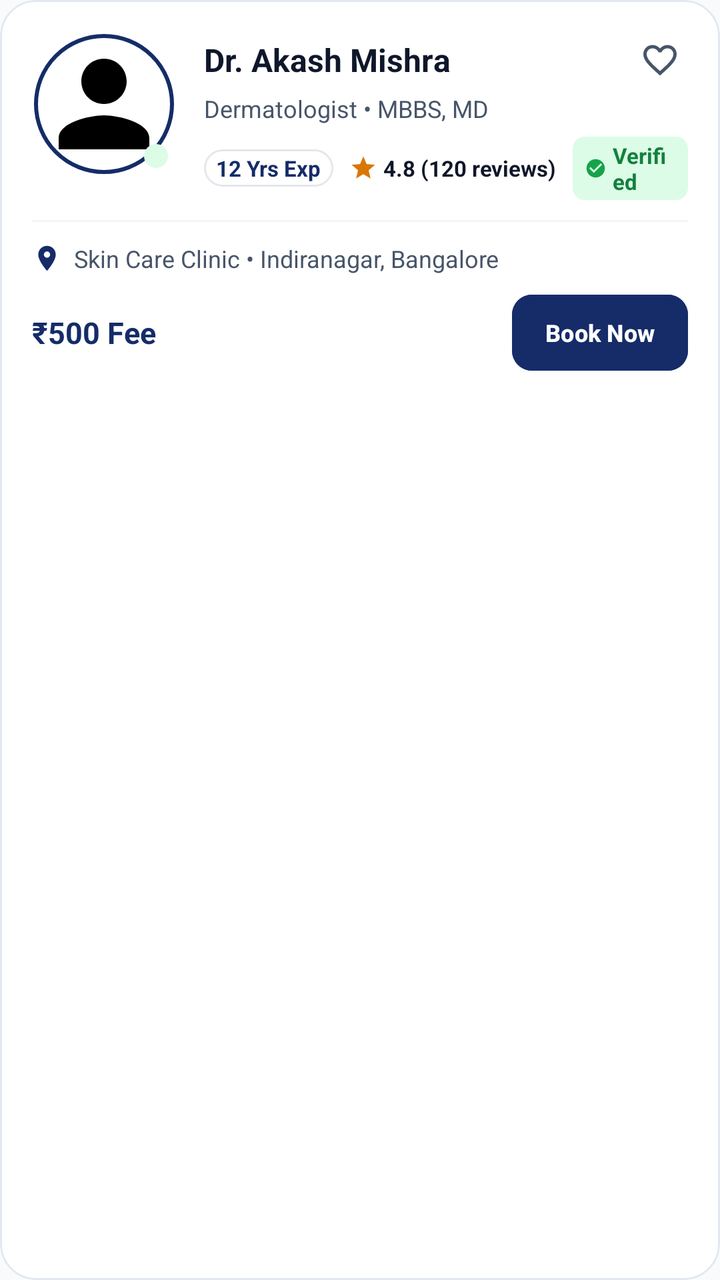
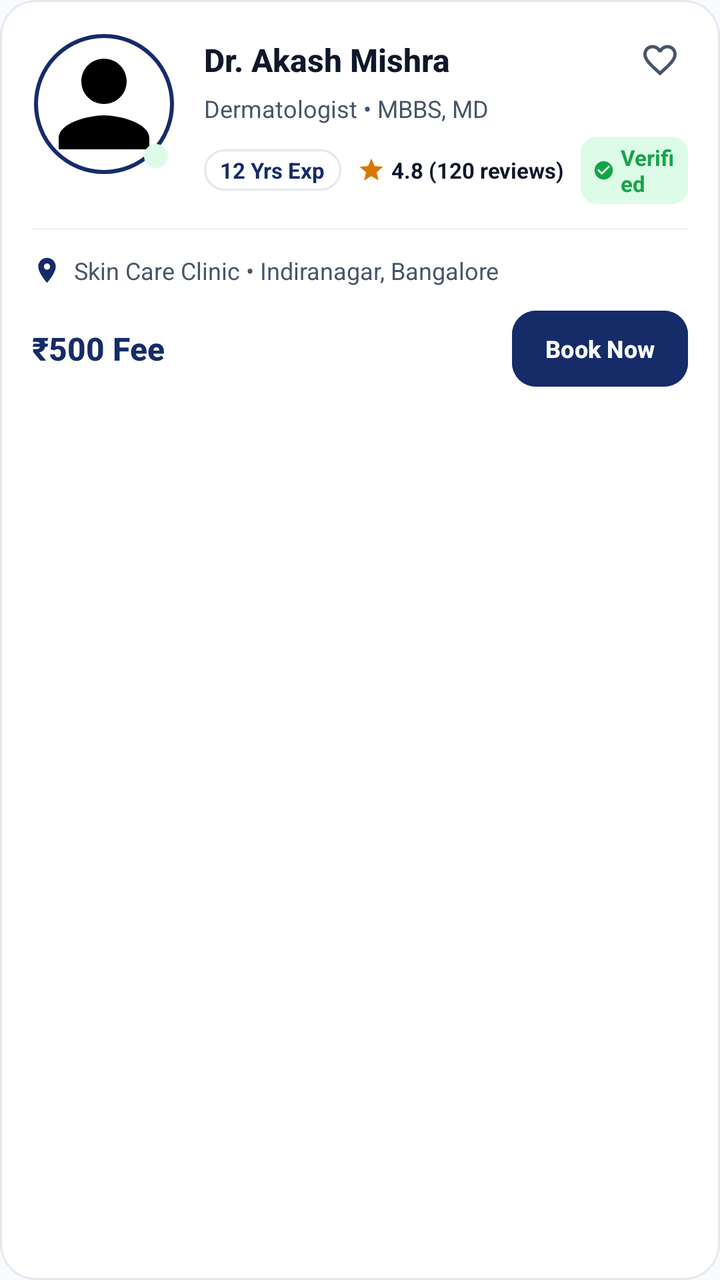

An Android layout rendered at two revisions. The XML below is the earlier revision; the diff shows what the commit changed to produce the second picture.
<!-- AndroidManifest.xml: application theme Theme.CareWell -->
<!-- res/layout/item_doctor_card.xml -->
<?xml version="1.0" encoding="utf-8"?>
<com.google.android.material.card.MaterialCardView xmlns:android="http://schemas.android.com/apk/res/android"
    xmlns:app="http://schemas.android.com/apk/res-auto"
    android:layout_width="match_parent"
    android:layout_height="wrap_content"
    android:layout_marginHorizontal="16dp"
    android:layout_marginVertical="8dp"
    app:cardBackgroundColor="@color/surface_white"
    app:cardCornerRadius="18dp"
    app:cardElevation="3dp"
    app:strokeColor="@color/card_stroke"
    app:strokeWidth="1dp">

    <LinearLayout
        android:layout_width="match_parent"
        android:layout_height="wrap_content"
        android:orientation="vertical"
        android:padding="16dp">

        <LinearLayout
            android:layout_width="match_parent"
            android:layout_height="wrap_content"
            android:orientation="horizontal">

            <FrameLayout
                android:layout_width="wrap_content"
                android:layout_height="wrap_content">

                <com.google.android.material.imageview.ShapeableImageView
                    android:id="@+id/iv_doctor"
                    android:layout_width="72dp"
                    android:layout_height="72dp"
                    android:contentDescription="Doctor Image"
                    android:padding="2dp"
                    android:scaleType="centerCrop"
                    android:src="@drawable/ic_user"
                    app:shapeAppearanceOverlay="@style/ShapeAppearanceOverlay.App.Circle"
                    app:strokeColor="@color/primary"
                    app:strokeWidth="2dp" />

                
                <View
                    android:id="@+id/view_online_status"
                    android:layout_width="12dp"
                    android:layout_height="12dp"
                    android:layout_gravity="bottom|end"
                    android:layout_marginEnd="4dp"
                    android:layout_marginBottom="4dp"
                    android:background="@drawable/bg_badge_verified" />
            </FrameLayout>

            <LinearLayout
                android:layout_width="0dp"
                android:layout_height="wrap_content"
                android:layout_marginStart="14dp"
                android:layout_weight="1"
                android:orientation="vertical">

                <LinearLayout
                    android:layout_width="match_parent"
                    android:layout_height="wrap_content"
                    android:gravity="center_vertical"
                    android:orientation="horizontal">

                    <TextView
                        android:id="@+id/tv_doctor_name"
                        android:layout_width="0dp"
                        android:layout_height="wrap_content"
                        android:layout_weight="1"
                        android:ellipsize="end"
                        android:maxLines="1"
                        android:text="Dr. Akash Mishra"
                        android:textColor="@color/text_primary"
                        android:textSize="16sp"
                        android:textStyle="bold" />

                    <ImageView
                        android:id="@+id/iv_favorite"
                        android:layout_width="28dp"
                        android:layout_height="28dp"
                        android:background="?attr/selectableItemBackgroundBorderless"
                        android:clickable="true"
                        android:contentDescription="Favorite icon"
                        android:focusable="true"
                        android:padding="4dp"
                        android:src="@drawable/ic_heart"
                        app:tint="@color/text_secondary" />
                </LinearLayout>

                <TextView
                    android:id="@+id/tv_qualification"
                    android:layout_width="wrap_content"
                    android:layout_height="wrap_content"
                    android:layout_marginTop="2dp"
                    android:ellipsize="end"
                    android:maxLines="1"
                    android:text="Dermatologist • MBBS, MD"
                    android:textColor="@color/text_secondary"
                    android:textSize="12sp" />

                <LinearLayout
                    android:layout_width="match_parent"
                    android:layout_height="wrap_content"
                    android:layout_marginTop="6dp"
                    android:gravity="center_vertical"
                    android:orientation="horizontal">

                    
                    <TextView
                        android:id="@+id/tv_experience"
                        android:layout_width="wrap_content"
                        android:layout_height="wrap_content"
                        android:background="@drawable/bg_search_field_elevated"
                        android:paddingHorizontal="6dp"
                        android:paddingVertical="2dp"
                        android:text="12 Yrs Exp"
                        android:textColor="@color/primary"
                        android:textSize="11sp"
                        android:textStyle="bold" />

                    <LinearLayout
                        android:layout_width="wrap_content"
                        android:layout_height="wrap_content"
                        android:layout_marginStart="8dp"
                        android:gravity="center_vertical">

                        <ImageView
                            android:layout_width="14dp"
                            android:layout_height="14dp"
                            android:contentDescription="Rating star"
                            android:src="@drawable/ic_star"
                            app:tint="@color/warning_yellow" />

                        <TextView
                            android:id="@+id/tv_rating"
                            android:layout_width="wrap_content"
                            android:layout_height="wrap_content"
                            android:layout_marginStart="3dp"
                            android:text="4.8 (120 reviews)"
                            android:textColor="@color/text_primary"
                            android:textSize="11sp"
                            android:textStyle="bold" />
                    </LinearLayout>

                    <LinearLayout
                        android:id="@+id/ll_verified"
                        android:layout_width="wrap_content"
                        android:layout_height="wrap_content"
                        android:layout_marginStart="8dp"
                        android:background="@drawable/bg_badge_verified"
                        android:gravity="center_vertical"
                        android:paddingHorizontal="6dp"
                        android:paddingVertical="2dp">

                        <ImageView
                            android:layout_width="11dp"
                            android:layout_height="11dp"
                            android:contentDescription="Verified check"
                            android:src="@drawable/ic_verified" />

                        <TextView
                            android:layout_width="wrap_content"
                            android:layout_height="wrap_content"
                            android:layout_marginStart="3dp"
                            android:text="Verified"
                            android:textColor="@color/success_green"
                            android:textSize="11sp"
                            android:textStyle="bold" />
                    </LinearLayout>
                </LinearLayout>

            </LinearLayout>

        </LinearLayout>

        <View
            android:layout_width="match_parent"
            android:layout_height="1dp"
            android:layout_marginVertical="10dp"
            android:background="@color/divider" />

        <LinearLayout
            android:layout_width="match_parent"
            android:layout_height="wrap_content"
            android:gravity="center_vertical"
            android:orientation="horizontal">

            <ImageView
                android:layout_width="15dp"
                android:layout_height="15dp"
                android:contentDescription="Location icon"
                android:src="@drawable/ic_location"
                app:tint="@color/primary" />

            <TextView
                android:id="@+id/tv_clinic_location"
                android:layout_width="0dp"
                android:layout_height="wrap_content"
                android:layout_marginStart="6dp"
                android:layout_weight="1"
                android:ellipsize="end"
                android:maxLines="1"
                android:text="Skin Care Clinic • Indiranagar, Bangalore"
                android:textColor="@color/text_secondary"
                android:textSize="12sp" />
        </LinearLayout>

        <LinearLayout
            android:layout_width="match_parent"
            android:layout_height="wrap_content"
            android:layout_marginTop="10dp"
            android:gravity="center_vertical"
            android:orientation="horizontal">

            <TextView
                android:id="@+id/tv_fee"
                android:layout_width="0dp"
                android:layout_height="wrap_content"
                android:layout_weight="1"
                android:text="₹500 Fee"
                android:textColor="@color/primary"
                android:textSize="15sp"
                android:textStyle="bold" />

            <com.google.android.material.button.MaterialButton
                android:id="@+id/btn_book_now"
                android:layout_width="wrap_content"
                android:layout_height="38dp"
                android:backgroundTint="@color/primary"
                android:insetTop="0dp"
                android:insetBottom="0dp"
                android:paddingHorizontal="14dp"
                android:text="Book Now"
                android:textColor="@color/white"
                android:textSize="12sp"
                android:textStyle="bold"
                app:cornerRadius="10dp" />
        </LinearLayout>

    </LinearLayout>

</com.google.android.material.card.MaterialCardView>
<!-- resources referenced by this layout -->
<resources>
  <color name="card_stroke">#E2E8F0</color>
  <color name="divider">#F1F5F9</color>
  <color name="primary">#152C69</color>
  <color name="success_green">#15803D</color>
  <color name="surface_white">#FFFFFF</color>
  <color name="text_primary">#0F172A</color>
  <color name="text_secondary">#475569</color>
  <color name="warning_yellow">#D97706</color>
  <color name="white">#FFFFFF</color>
  <!-- drawable bg_badge_verified (drawable) -->
  <?xml version="1.0" encoding="utf-8"?>
  <shape xmlns:android="http://schemas.android.com/apk/res/android"
      android:shape="rectangle">
      <solid android:color="#DCFCE7" />
      <corners android:radius="6dp" />
  </shape>
  <!-- drawable bg_search_field_elevated (drawable) -->
  <?xml version="1.0" encoding="utf-8"?>
  <shape xmlns:android="http://schemas.android.com/apk/res/android"
      android:shape="rectangle">
      <solid android:color="#FFFFFF" />
      <corners android:radius="16dp" />
      <stroke
          android:width="1dp"
          android:color="#E5E7EB" />
  </shape>
  <!-- drawable ic_heart (drawable) -->
  <vector xmlns:android="http://schemas.android.com/apk/res/android"
      android:width="24dp"
      android:height="24dp"
      android:viewportWidth="24"
      android:viewportHeight="24">
      <path
          android:fillColor="#FF000000"
          android:pathData="M16.5,3c-1.74,0 -3.41,0.81 -4.5,2.09C10.91,3.81 9.24,3 7.5,3 4.42,3 2,5.42 2,8.5c0,3.78 3.4,6.86 8.55,11.54L12,21.35l1.45,-1.32C18.6,15.36 22,12.28 22,8.5 22,5.42 19.58,3 16.5,3zm-4.4,15.55l-0.1,0.1 -0.1,-0.1C7.14,14.24 4,11.39 4,8.5 4,6.5 5.5,5 7.5,5c1.54,0 3.04,0.99 3.57,2.36h1.87C13.46,5.99 14.96,5 16.5,5c2,0 3.5,1.5 3.5,3.5 0,2.89 -3.14,5.74 -7.9,10.05z"/>
  </vector>
  <!-- drawable ic_location (drawable) -->
  <vector xmlns:android="http://schemas.android.com/apk/res/android"
      android:width="24dp"
      android:height="24dp"
      android:viewportWidth="24"
      android:viewportHeight="24">
      <path
          android:fillColor="#FF000000"
          android:pathData="M12,2C8.13,2 5,5.13 5,9c0,5.25 7,13 7,13s7,-7.75 7,-13c0,-3.87 -3.13,-7 -7,-7zm0,9.5c-1.38,0 -2.5,-1.12 -2.5,-2.5s1.12,-2.5 2.5,-2.5 2.5,1.12 2.5,2.5 -1.12,2.5 -2.5,2.5z"/>
  </vector>
  <!-- drawable ic_star (drawable) -->
  <vector xmlns:android="http://schemas.android.com/apk/res/android"
      android:width="24dp"
      android:height="24dp"
      android:viewportWidth="24"
      android:viewportHeight="24">
      <path
          android:fillColor="#F59E0B"
          android:pathData="M12,17.27L18.18,21l-1.64,-7.03L22,9.24l-7.19,-0.61L12,2 9.19,8.63 2,9.24l5.46,4.73L5.82,21z"/>
  </vector>
  <!-- drawable ic_user (drawable) -->
  <vector xmlns:android="http://schemas.android.com/apk/res/android"
      android:width="24dp"
      android:height="24dp"
      android:viewportWidth="24"
      android:viewportHeight="24">
      <path
          android:fillColor="#FF000000"
          android:pathData="M12,12c2.21,0 4,-1.79 4,-4s-1.79,-4 -4,-4 -4,1.79 -4,4 1.79,4 4,4zm0,2c-2.67,0 -8,1.34 -8,4v2h16v-2c0,-2.66 -5.33,-4 -8,-4z"/>
  </vector>
  <!-- drawable ic_verified (drawable) -->
  <vector xmlns:android="http://schemas.android.com/apk/res/android"
      android:width="24dp"
      android:height="24dp"
      android:viewportWidth="24"
      android:viewportHeight="24">
      <path
          android:fillColor="#16A34A"
          android:pathData="M12,2C6.48,2 2,6.48 2,12s4.48,10 10,10 10,-4.48 10,-10S17.52,2 12,2zm-2,15l-5,-5 1.41,-1.41L10,14.17l7.59,-7.59L19,8l-9,9z"/>
  </vector>
  <style name="ShapeAppearanceOverlay.App.Circle" parent="">
          <item name="cornerSize">50%</item>
      </style>
  <style name="Theme.CareWell" parent="Base.Theme.CareWell" />
  <color name="primary_dark">#0D1D47</color>
  <color name="secondary">#2563EB</color>
  <color name="background_light">#F8FAFC</color>
  <color name="primary_light">#EBF1FF</color>
  <!-- unchanged entries left out for length: 1 -->
</resources>

<!-- the commit's change to res/layout/item_doctor_card.xml (unified diff, before → after) -->
@@ -5,6 +5,9 @@
     android:layout_height="wrap_content"
     android:layout_marginHorizontal="16dp"
     android:layout_marginVertical="8dp"
+    android:clickable="true"
+    android:focusable="true"
+    android:foreground="?attr/selectableItemBackground"
     app:cardBackgroundColor="@color/surface_white"
     app:cardCornerRadius="18dp"
     app:cardElevation="3dp"
@@ -68,6 +71,7 @@
                         android:layout_height="wrap_content"
                         android:layout_weight="1"
                         android:ellipsize="end"
+                        android:fontFamily="sans-serif-medium"
                         android:maxLines="1"
                         android:text="Dr. Akash Mishra"
                         android:textColor="@color/text_primary"
@@ -111,8 +115,8 @@
                         android:layout_width="wrap_content"
                         android:layout_height="wrap_content"
                         android:background="@drawable/bg_search_field_elevated"
-                        android:paddingHorizontal="6dp"
-                        android:paddingVertical="2dp"
+                        android:paddingHorizontal="8dp"
+                        android:paddingVertical="3dp"
                         android:text="12 Yrs Exp"
                         android:textColor="@color/primary"
                         android:textSize="11sp"
@@ -150,7 +154,7 @@
                         android:background="@drawable/bg_badge_verified"
                         android:gravity="center_vertical"
                         android:paddingHorizontal="6dp"
-                        android:paddingVertical="2dp">
+                        android:paddingVertical="3dp">
 
                         <ImageView
                             android:layout_width="11dp"
@@ -176,7 +180,7 @@
         <View
             android:layout_width="match_parent"
             android:layout_height="1dp"
-            android:layout_marginVertical="10dp"
+            android:layout_marginVertical="12dp"
             android:background="@color/divider" />
 
         <LinearLayout
@@ -208,7 +212,7 @@
         <LinearLayout
             android:layout_width="match_parent"
             android:layout_height="wrap_content"
-            android:layout_marginTop="10dp"
+            android:layout_marginTop="12dp"
             android:gravity="center_vertical"
             android:orientation="horizontal">
 
@@ -217,9 +221,10 @@
                 android:layout_width="0dp"
                 android:layout_height="wrap_content"
                 android:layout_weight="1"
+                android:fontFamily="sans-serif-medium"
                 android:text="₹500 Fee"
                 android:textColor="@color/primary"
-                android:textSize="15sp"
+                android:textSize="16sp"
                 android:textStyle="bold" />
 
             <com.google.android.material.button.MaterialButton
@@ -227,14 +232,15 @@
                 android:layout_width="wrap_content"
                 android:layout_height="38dp"
                 android:backgroundTint="@color/primary"
+                android:fontFamily="sans-serif-medium"
                 android:insetTop="0dp"
                 android:insetBottom="0dp"
-                android:paddingHorizontal="14dp"
+                android:paddingHorizontal="16dp"
                 android:text="Book Now"
                 android:textColor="@color/white"
                 android:textSize="12sp"
                 android:textStyle="bold"
-                app:cornerRadius="10dp" />
+                app:cornerRadius="12dp" />
         </LinearLayout>
 
     </LinearLayout>
<!-- resource entries referenced after the edit -->
@@ -3,7 +3,7 @@
   <color name="card_stroke">#E2E8F0</color>
   <color name="divider">#F1F5F9</color>
   <color name="primary">#152C69</color>
-  <color name="success_green">#15803D</color>
+  <color name="success_green">#16A34A</color>
   <color name="surface_white">#FFFFFF</color>
   <color name="text_primary">#0F172A</color>
   <color name="text_secondary">#475569</color>
@@ -13,8 +13,8 @@
   <?xml version="1.0" encoding="utf-8"?>
   <shape xmlns:android="http://schemas.android.com/apk/res/android"
       android:shape="rectangle">
-      <solid android:color="#DCFCE7" />
-      <corners android:radius="6dp" />
+      <solid android:color="@color/success_light" />
+      <corners android:radius="8dp" />
   </shape>
   <!-- drawable bg_search_field_elevated (drawable) -->
   <?xml version="1.0" encoding="utf-8"?>
@@ -80,10 +80,11 @@
           <item name="cornerSize">50%</item>
       </style>
   <style name="Theme.CareWell" parent="Base.Theme.CareWell" />
+  <color name="success_light">#DCFCE7</color>
   <color name="primary_dark">#0D1D47</color>
   <color name="secondary">#2563EB</color>
   <color name="background_light">#F8FAFC</color>
-  <color name="primary_light">#EBF1FF</color>
+  <color name="primary_light">#EEF4FF</color>
   <!-- unchanged entries left out for length: 1 -->
 </resources>
 
